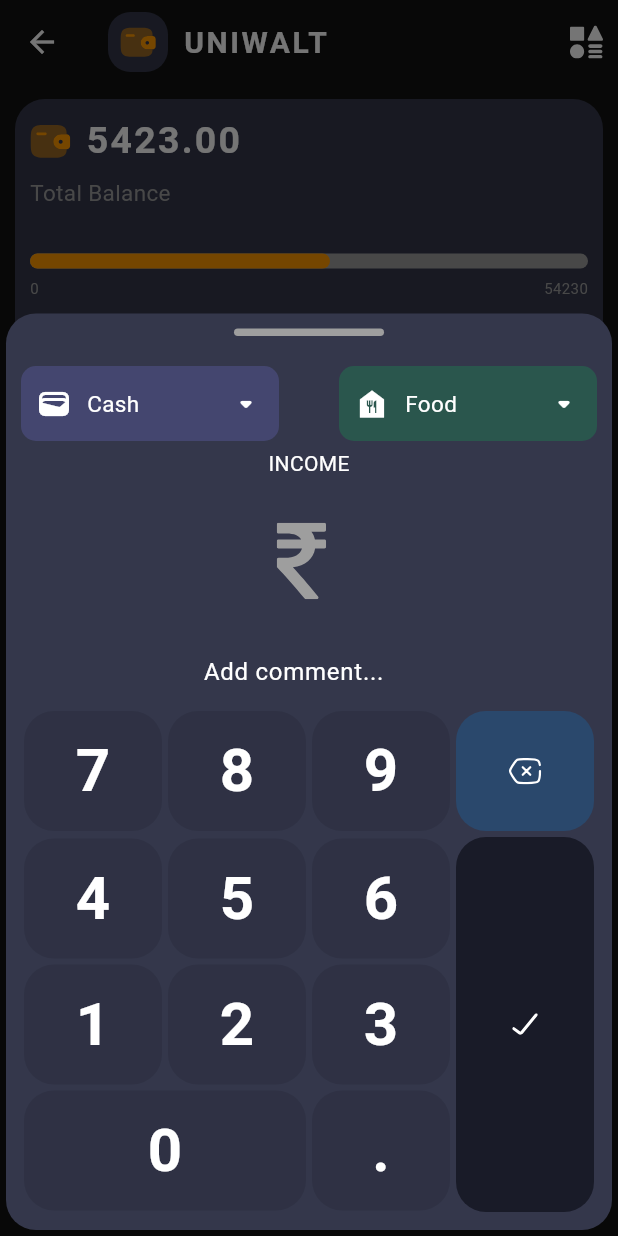
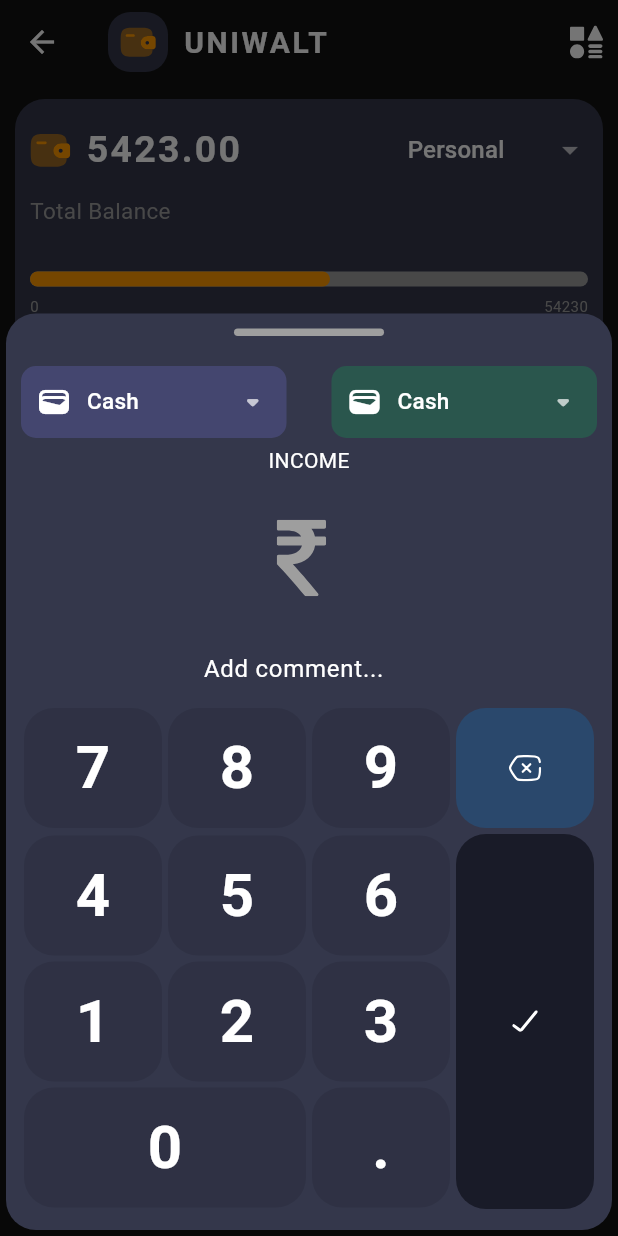
Before and after one commit to MrNitishroy/Expence-Manager-App, a Flutter app: the HomePage screen opened by its route, after a tap on "INCOME", on a phone screen of 412 x 824 dp. Run offline on Flutter 3.47's test engine with Material 3 defaults, Android fonts, the phone set to English and light mode, and no system bars; drawn by our look-alikes of flutter_slidable; our stand-ins replace firebase_core, flutter_svg, get; accounts and stored records are empty.

```diff
--- a/lib/Components/BottomSheetComponets.dart
+++ b/lib/Components/BottomSheetComponets.dart
@@ -47,9 +47,7 @@ class MyBottomSheet extends StatelessWidget {
                   SizedBox(height: 5),
                   Row(
                     mainAxisAlignment: MainAxisAlignment.center,
-                    children: [
-                     isExpense?  Text("EXPENSE") : Text("INCOME")
-                    ],
+                    children: [isExpense ? Text("EXPENSE") : Text("INCOME")],
                   ),
                   SizedBox(height: 5),
                   Row(
@@ -295,12 +293,24 @@ class MyBottomSheet extends StatelessWidget {
       children: [
         Expanded(
           child: Container(
-            padding: EdgeInsets.all(10),
+            padding: EdgeInsets.symmetric(horizontal: 10),
             decoration: BoxDecoration(
+              borderRadius: BorderRadius.circular(10),
               color: paymentModeColor.withOpacity(0.2),
-                borderRadius: BorderRadius.circular(10)),
-            height: 50,
-            child: const Row(
+            ),
+            child: DropdownButton(
+              borderRadius: BorderRadius.circular(10),
+              dropdownColor: paymentModeColor.withOpacity(0.2),
+              focusColor: paymentModeColor.withOpacity(0.2),
+              icon: Icon(Icons.arrow_drop_down_rounded),
+              underline: SizedBox(),
+              value: "Cash",
+              isExpanded: true,
+              iconSize: 25,
+              items: const [
+                DropdownMenuItem(
+                  value: "Cash",
+                  child: Row(
                     mainAxisAlignment: MainAxisAlignment.spaceBetween,
                     children: [
                       Row(
@@ -313,35 +323,67 @@ class MyBottomSheet extends StatelessWidget {
                           ),
                         ],
                       ),
-                  Icon(Icons.arrow_drop_down_rounded)
-                ]),
+                    ],
                   ),
                 ),
-        SizedBox(width: 40),
+                DropdownMenuItem(value: "Card", child: Text("Card")),
+                DropdownMenuItem(value: "UPI", child: Text("UPI")),
+                DropdownMenuItem(
+                  value: "Net Banking",
+                  child: Text("Net Banking"),
+                ),
+              ],
+              onChanged: (s) {},
+            ),
+          ),
+        ),
+        SizedBox(width: 30),
         Expanded(
           child: Container(
-            padding: EdgeInsets.all(10),
+            padding: EdgeInsets.symmetric(horizontal: 10),
             decoration: BoxDecoration(
+              borderRadius: BorderRadius.circular(10),
               color: paymentResionColor.withOpacity(0.2),
-                borderRadius: BorderRadius.circular(10)),
-            height: 50,
+            ),
+            child: DropdownButton(
+              borderRadius: BorderRadius.circular(10),
+              dropdownColor: paymentResionColor.withOpacity(0.2),
+              focusColor: paymentResionColor.withOpacity(0.2),
+              icon: Icon(Icons.arrow_drop_down_rounded),
+              underline: SizedBox(),
+              value: "Cash",
+              isExpanded: true,
+              iconSize: 25,
+              items: const [
+                DropdownMenuItem(
+                  value: "Cash",
                   child: Row(
                     mainAxisAlignment: MainAxisAlignment.spaceBetween,
                     children: [
                       Row(
                         children: [
-                      Icon(Icons.food_bank),
+                          Icon(Icons.wallet),
                           SizedBox(width: 10),
                           Text(
-                        "Food",
+                            "Cash",
                             style: TextStyle(fontSize: 15),
                           ),
                         ],
                       ),
-                  Icon(Icons.arrow_drop_down_rounded)
-                ]),
+                    ],
                   ),
                 ),
+                DropdownMenuItem(value: "Card", child: Text("Card")),
+                DropdownMenuItem(value: "UPI", child: Text("UPI")),
+                DropdownMenuItem(
+                  value: "Net Banking",
+                  child: Text("Net Banking"),
+                ),
+              ],
+              onChanged: (s) {},
+            ),
+          ),
+        )
       ],
     );
   }
--- a/lib/Pages/HomePage/Widget/Card.dart
+++ b/lib/Pages/HomePage/Widget/Card.dart
@@ -1,3 +1,4 @@
+import 'package:expense_manager/Config/Colors.dart';
 import 'package:flutter/material.dart';
 import 'package:flutter_svg/svg.dart';
 
@@ -6,7 +7,7 @@ class CreditCard extends StatelessWidget {
 
   @override
   Widget build(BuildContext context) {
-    return     Container(
+    return Container(
       height: 200,
       padding: EdgeInsets.all(10),
       decoration: BoxDecoration(
@@ -16,6 +17,9 @@ class CreditCard extends StatelessWidget {
         children: [
           Expanded(
               child: Column(
+            children: [
+              Row(
+                mainAxisAlignment: MainAxisAlignment.spaceBetween,
                 children: [
                   Row(
                     children: [
@@ -30,6 +34,26 @@ class CreditCard extends StatelessWidget {
                       )
                     ],
                   ),
+                  DropdownButton(
+                    underline: SizedBox(),
+                    dropdownColor:
+                        Theme.of(context).colorScheme.primaryContainer,
+                    elevation: 0,
+                    value: "Personal",
+                    enableFeedback: true,
+                    borderRadius: BorderRadius.circular(10),
+                    items: [
+                      DropdownMenuItem(
+                          child: Text("Personal"), value: "Personal"),
+                      DropdownMenuItem(
+                          child: Text("Rent Manage"), value: "RentMange"),
+                      DropdownMenuItem(
+                          child: Text("Kotak Bank"), value: "Kotakbank"),
+                    ],
+                    onChanged: (s) {},
+                  )
+                ],
+              ),
               SizedBox(height: 6),
               Row(
                 children: [
@@ -38,9 +62,8 @@ class CreditCard extends StatelessWidget {
                     style: TextStyle(
                         fontSize: 15,
                         fontWeight: FontWeight.normal,
-                                color: Theme.of(context)
-                                    .colorScheme
-                                    .secondaryContainer),
+                        color:
+                            Theme.of(context).colorScheme.secondaryContainer),
                   ),
                 ],
               ),
@@ -48,8 +71,7 @@ class CreditCard extends StatelessWidget {
               Container(
                 decoration: BoxDecoration(
                   borderRadius: BorderRadius.circular(100),
-                          color:
-                              Theme.of(context).colorScheme.secondaryContainer,
+                  color: Theme.of(context).colorScheme.secondaryContainer,
                 ),
                 height: 10,
                 child: Row(children: [
@@ -72,18 +94,15 @@ class CreditCard extends StatelessWidget {
                     style: TextStyle(
                         fontSize: 10,
                         fontWeight: FontWeight.normal,
-                                color: Theme.of(context)
-                                    .colorScheme
-                                    .secondaryContainer),
+                        color:
+                            Theme.of(context).colorScheme.secondaryContainer),
                   ),
                   Text(
                     "54230",
                     style: TextStyle(
                       fontSize: 10,
                       fontWeight: FontWeight.normal,
-                              color: Theme.of(context)
-                                  .colorScheme
-                                  .secondaryContainer,
+                      color: Theme.of(context).colorScheme.secondaryContainer,
                     ),
                   ),
                 ],
--- a/pubspec.yaml
+++ b/pubspec.yaml
@@ -39,6 +39,7 @@ dependencies:
   flutter_svg: ^2.0.9
   flutter_slidable: ^3.0.1
   firebase_core: ^2.24.0
+  cloud_firestore: ^4.13.3
 
 dev_dependencies:
   flutter_test:
```
Also changed, not shown: lib/Models/AccountModel.dart (added, +34 -0 lines), lib/Models/TransactionModel.dart (added, +37 -0 lines), pubspec.lock, 3 other files. Lines whose indentation alone changed are shown as unchanged.
